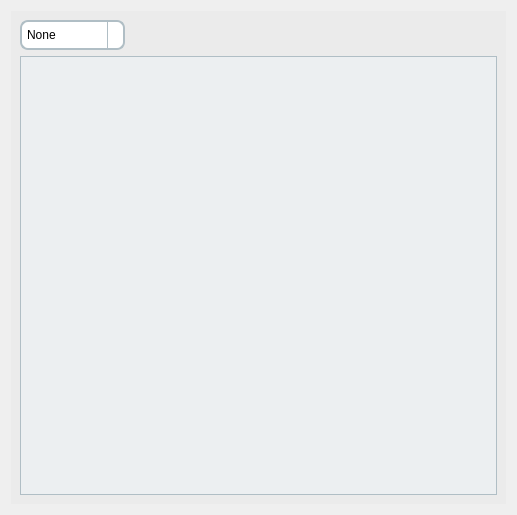
Qt form src/edcon/gui/ui/processdata_tab.ui (Festo-se/festo-edcon) before a commit.
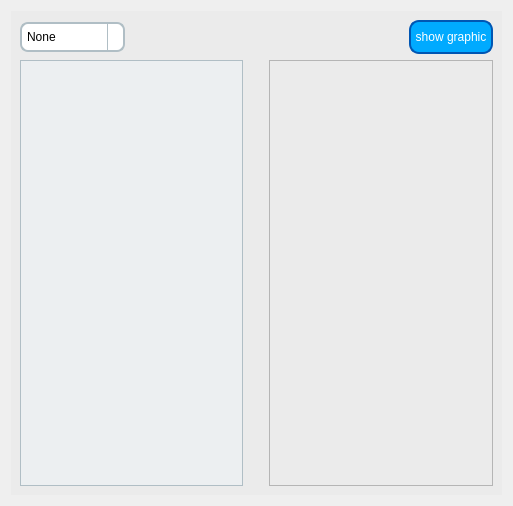
The same form after that commit. Icons and pictures are not drawn.

Commit message: Prototype basic state machine in processdata_tab

```diff
--- a/src/edcon/gui/ui/processdata_tab.ui
+++ b/src/edcon/gui/ui/processdata_tab.ui
@@ -6,8 +6,8 @@
    <rect>
     <x>0</x>
     <y>0</y>
-    <width>517</width>
-    <height>515</height>
+    <width>513</width>
+    <height>506</height>
    </rect>
   </property>
   <property name="windowTitle">
@@ -112,8 +112,40 @@
             </property>
            </spacer>
           </item>
+          <item>
+           <widget class="QPushButton" name="button_show_graphicview">
+            <property name="styleSheet">
+             <string notr="true">QPushButton {
+    background-color: rgb(0, 170, 255);
+    color: white; /* Weiße Schrift */
+    border-style: solid;
+    border-width: 2px;
+    border-radius: 10px; /* Abgerundete Ecken */
+    border-color: #0056b3; /* Dunkleres Blau für den Rand */
+
+    min-width: 80px; /* Minimale Breite des Buttons */
+    min-height: 30px; /* Minimale Höhe des Buttons */
+}
+
+QPushButton:hover {
+    background-color: #0056b3; /* Dunkleres Blau beim Darüberfahren */
+}
+
+QPushButton:pressed {
+    background-color: #004099; /* Noch dunkleres Blau beim Klicken */
+}</string>
+            </property>
+            <property name="text">
+             <string>show graphic</string>
+            </property>
+           </widget>
+          </item>
          </layout>
         </item>
+       </layout>
+      </item>
+      <item>
+       <layout class="QHBoxLayout" name="horizontalLayout_4">
         <item>
          <widget class="QTreeView" name="treeView">
           <property name="maximumSize">
@@ -230,6 +262,26 @@
           </property>
          </widget>
         </item>
+        <item>
+         <layout class="QVBoxLayout" name="verticalLayout_4">
+          <item>
+           <spacer name="verticalSpacer">
+            <property name="orientation">
+             <enum>Qt::Vertical</enum>
+            </property>
+            <property name="sizeHint" stdset="0">
+             <size>
+              <width>20</width>
+              <height>40</height>
+             </size>
+            </property>
+           </spacer>
+          </item>
+         </layout>
+        </item>
+        <item>
+         <widget class="QGraphicsView" name="graphicsView"/>
+        </item>
        </layout>
       </item>
      </layout>
```
Left out of the diff: 2 changed lines with no effect on the pictures. The commit also changes 3 other files.
